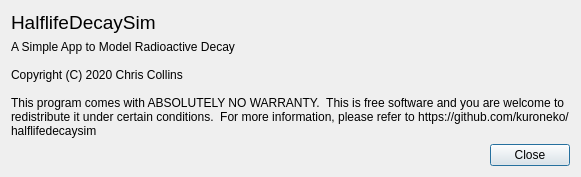
First picture: the form in aboutdialog.ui, repository kuroneko/halflifedecaysim, before the edit.
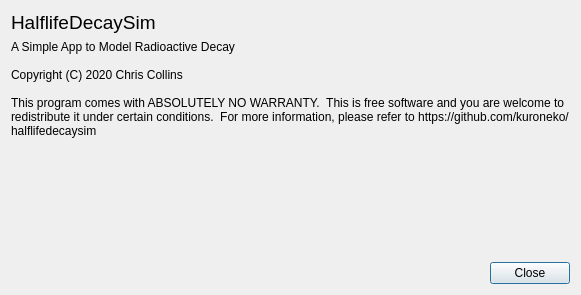
Second picture: the form after the edit.

Commit message: Resize about dialogue so the text doesn't wrap in WASM.

What changed in the file:
```diff
--- a/aboutdialog.ui
+++ b/aboutdialog.ui
@@ -6,8 +6,8 @@
    <rect>
     <x>0</x>
     <y>0</y>
-    <width>540</width>
-    <height>177</height>
+    <width>561</width>
+    <height>295</height>
    </rect>
   </property>
   <property name="windowTitle">
```
